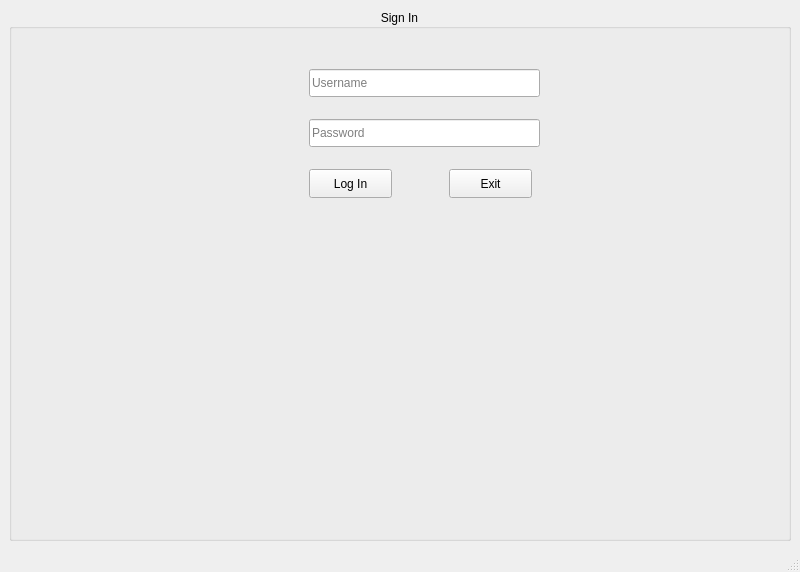
Above: bms/loginwindow.ui from MythicSTR/bms-project before the change. Below: the same form after it.
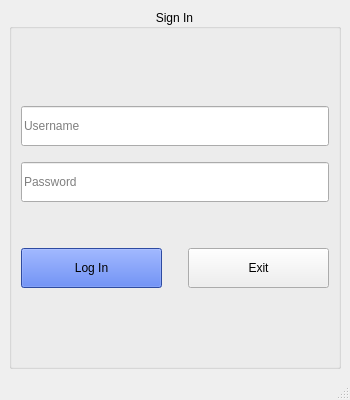
That is the form after the change.

Diff of the .ui file:
```diff
--- a/bms/loginwindow.ui
+++ b/bms/loginwindow.ui
@@ -6,10 +6,22 @@
    <rect>
     <x>0</x>
     <y>0</y>
-    <width>800</width>
-    <height>572</height>
+    <width>350</width>
+    <height>400</height>
    </rect>
   </property>
+  <property name="minimumSize">
+   <size>
+    <width>350</width>
+    <height>400</height>
+   </size>
+  </property>
+  <property name="maximumSize">
+   <size>
+    <width>350</width>
+    <height>400</height>
+   </size>
+  </property>
   <property name="windowTitle">
    <string>LogInWindow</string>
   </property>
@@ -17,67 +29,174 @@
    <layout class="QHBoxLayout" name="horizontalLayout">
     <item>
      <widget class="QGroupBox" name="groupBox">
+      <property name="maximumSize">
+       <size>
+        <width>778</width>
+        <height>525</height>
+       </size>
+      </property>
+      <property name="styleSheet">
+       <string notr="true">background-color:;</string>
+      </property>
       <property name="title">
        <string>Sign In</string>
       </property>
       <property name="alignment">
        <set>Qt::AlignCenter</set>
       </property>
-      <widget class="QPushButton" name="pushButton">
-       <property name="geometry">
-        <rect>
-         <x>300</x>
-         <y>160</y>
-         <width>83</width>
-         <height>29</height>
-        </rect>
-       </property>
-       <property name="text">
-        <string>Log In</string>
-       </property>
-      </widget>
-      <widget class="QPushButton" name="pushButton_2">
-       <property name="geometry">
-        <rect>
-         <x>440</x>
-         <y>160</y>
-         <width>83</width>
-         <height>29</height>
-        </rect>
-       </property>
-       <property name="text">
-        <string>Exit</string>
-       </property>
-      </widget>
-      <widget class="QLineEdit" name="lineEdit_password">
-       <property name="geometry">
-        <rect>
-         <x>300</x>
-         <y>110</y>
-         <width>231</width>
-         <height>28</height>
-        </rect>
-       </property>
-       <property name="echoMode">
-        <enum>QLineEdit::Password</enum>
-       </property>
-       <property name="placeholderText">
-        <string>Password</string>
-       </property>
-      </widget>
-      <widget class="QLineEdit" name="lineEdit_username">
-       <property name="geometry">
-        <rect>
-         <x>300</x>
-         <y>60</y>
-         <width>231</width>
-         <height>28</height>
-        </rect>
-       </property>
-       <property name="placeholderText">
-        <string>Username</string>
-       </property>
-      </widget>
+      <layout class="QGridLayout" name="gridLayout_2">
+       <item row="0" column="0">
+        <layout class="QGridLayout" name="gridLayout">
+         <item row="0" column="0">
+          <layout class="QVBoxLayout" name="verticalLayout">
+           <item>
+            <widget class="QLineEdit" name="lineEdit_username">
+             <property name="sizePolicy">
+              <sizepolicy hsizetype="Expanding" vsizetype="Minimum">
+               <horstretch>0</horstretch>
+               <verstretch>0</verstretch>
+              </sizepolicy>
+             </property>
+             <property name="minimumSize">
+              <size>
+               <width>0</width>
+               <height>20</height>
+              </size>
+             </property>
+             <property name="maximumSize">
+              <size>
+               <width>16777215</width>
+               <height>40</height>
+              </size>
+             </property>
+             <property name="placeholderText">
+              <string>Username</string>
+             </property>
+            </widget>
+           </item>
+           <item>
+            <spacer name="verticalSpacer_2">
+             <property name="orientation">
+              <enum>Qt::Vertical</enum>
+             </property>
+             <property name="sizeType">
+              <enum>QSizePolicy::Maximum</enum>
+             </property>
+             <property name="sizeHint" stdset="0">
+              <size>
+               <width>20</width>
+               <height>10</height>
+              </size>
+             </property>
+            </spacer>
+           </item>
+           <item>
+            <widget class="QLineEdit" name="lineEdit_password">
+             <property name="sizePolicy">
+              <sizepolicy hsizetype="Expanding" vsizetype="Minimum">
+               <horstretch>0</horstretch>
+               <verstretch>0</verstretch>
+              </sizepolicy>
+             </property>
+             <property name="minimumSize">
+              <size>
+               <width>0</width>
+               <height>40</height>
+              </size>
+             </property>
+             <property name="maximumSize">
+              <size>
+               <width>16777215</width>
+               <height>40</height>
+              </size>
+             </property>
+             <property name="echoMode">
+              <enum>QLineEdit::Password</enum>
+             </property>
+             <property name="placeholderText">
+              <string>Password</string>
+             </property>
+            </widget>
+           </item>
+           <item>
+            <spacer name="verticalSpacer">
+             <property name="orientation">
+              <enum>Qt::Vertical</enum>
+             </property>
+             <property name="sizeType">
+              <enum>QSizePolicy::Maximum</enum>
+             </property>
+             <property name="sizeHint" stdset="0">
+              <size>
+               <width>20</width>
+               <height>40</height>
+              </size>
+             </property>
+            </spacer>
+           </item>
+          </layout>
+         </item>
+         <item row="1" column="0">
+          <layout class="QHBoxLayout" name="horizontalLayout_2">
+           <item>
+            <widget class="QPushButton" name="pushButton">
+             <property name="minimumSize">
+              <size>
+               <width>0</width>
+               <height>40</height>
+              </size>
+             </property>
+             <property name="styleSheet">
+              <string notr="true">background-color:royalblue ;</string>
+             </property>
+             <property name="text">
+              <string>Log In</string>
+             </property>
+            </widget>
+           </item>
+           <item>
+            <spacer name="horizontalSpacer">
+             <property name="orientation">
+              <enum>Qt::Horizontal</enum>
+             </property>
+             <property name="sizeType">
+              <enum>QSizePolicy::Minimum</enum>
+             </property>
+             <property name="sizeHint" stdset="0">
+              <size>
+               <width>20</width>
+               <height>20</height>
+              </size>
+             </property>
+            </spacer>
+           </item>
+           <item>
+            <widget class="QPushButton" name="pushButton_2">
+             <property name="sizePolicy">
+              <sizepolicy hsizetype="Minimum" vsizetype="Maximum">
+               <horstretch>0</horstretch>
+               <verstretch>0</verstretch>
+              </sizepolicy>
+             </property>
+             <property name="minimumSize">
+              <size>
+               <width>0</width>
+               <height>40</height>
+              </size>
+             </property>
+             <property name="styleSheet">
+              <string notr="true">background-color:;</string>
+             </property>
+             <property name="text">
+              <string>Exit</string>
+             </property>
+            </widget>
+           </item>
+          </layout>
+         </item>
+        </layout>
+       </item>
+      </layout>
      </widget>
     </item>
    </layout>
```
